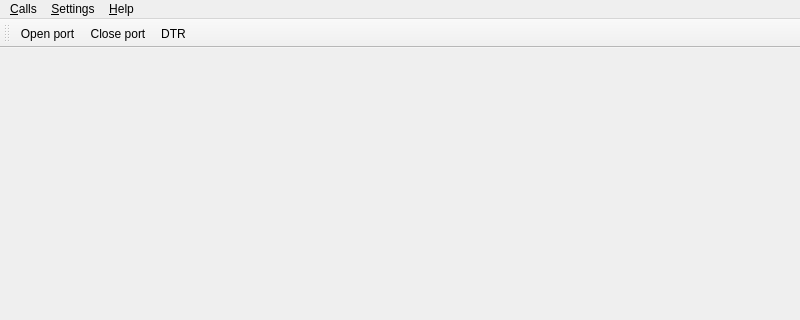
Above: apps/MdtTerminalGuiApp/src/MainWindow.ui from scandyna/MdtTerminal before the change; both pictures show x 0 to 800 and y 0 to 320 of the 800 by 600 pixel window. Below: the same form after it.
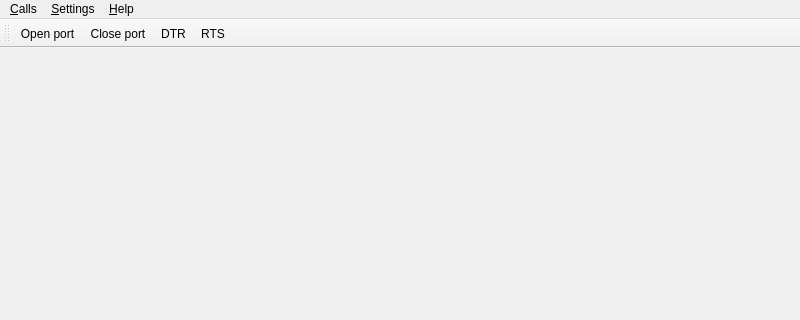
That is the form after the change.

Commit message: Work on DTR and RTS action in terminal gui app

What changed in the file:
```diff
--- a/apps/MdtTerminalGuiApp/src/MainWindow.ui
+++ b/apps/MdtTerminalGuiApp/src/MainWindow.ui
@@ -60,6 +60,7 @@
    <addaction name="actionOpenPort"/>
    <addaction name="actionClosePort"/>
    <addaction name="actionSetDTR"/>
+   <addaction name="actionSetRTS"/>
   </widget>
   <action name="actionOpenPort">
    <property name="text">
@@ -87,6 +88,14 @@
     <string>&amp;DTR</string>
    </property>
   </action>
+  <action name="actionSetRTS">
+   <property name="checkable">
+    <bool>true</bool>
+   </property>
+   <property name="text">
+    <string>&amp;RTS</string>
+   </property>
+  </action>
  </widget>
  <resources/>
  <connections/>
```
Left out of the diff: 1 changed line with no effect on the pictures. The commit also changes 2 other files.
